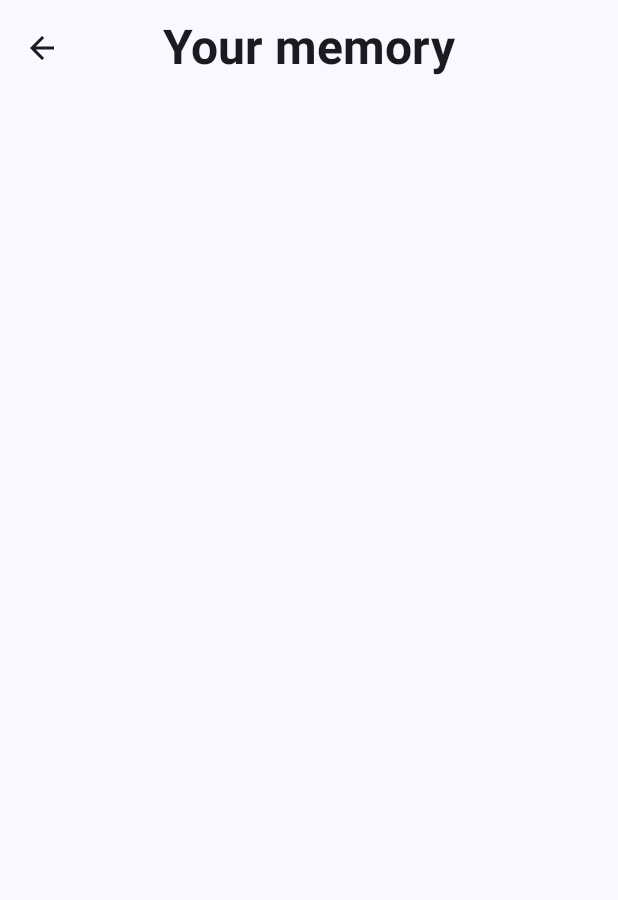
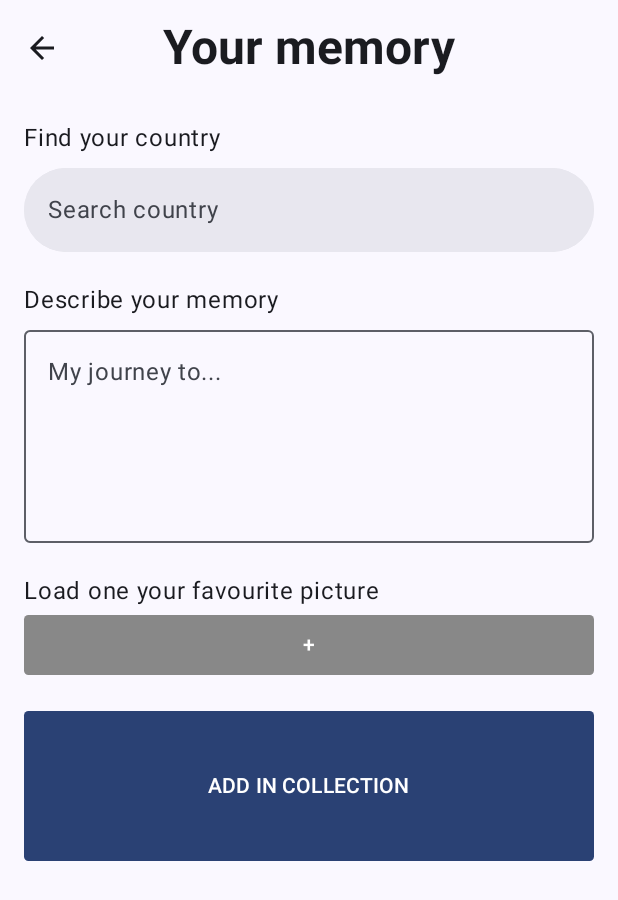
Before and after one commit to McRohy/path_pulse, an Android app built with Jetpack Compose: the AddScreen screen opened through its navigation route, on a phone screen of 412 x 824 dp. Shown: the top 900 px of the screen. Run offline under Robolectric (Android 15) with nearby library versions, the phone set to English and light mode, and no system bars.

Commit message:
add screen celkom ok

```diff
--- a/app/src/main/java/com/example/pathpulse/screens/AddScreen.kt
+++ b/app/src/main/java/com/example/pathpulse/screens/AddScreen.kt
@@ -1,32 +1,122 @@
 package com.example.pathpulse.screens
 
-import androidx.compose.foundation.layout.Row
+import androidx.compose.foundation.layout.Column
+import androidx.compose.foundation.layout.Spacer
+import androidx.compose.foundation.layout.fillMaxWidth
+import androidx.compose.foundation.layout.height
+import androidx.compose.foundation.layout.heightIn
 import androidx.compose.foundation.layout.padding
-import androidx.compose.material.icons.Icons
-import androidx.compose.material.icons.filled.ArrowBack
-import androidx.compose.material3.CenterAlignedTopAppBar
+import androidx.compose.foundation.rememberScrollState
+import androidx.compose.foundation.shape.RoundedCornerShape
+import androidx.compose.foundation.verticalScroll
+import androidx.compose.material3.Button
+import androidx.compose.material3.ButtonDefaults
 import androidx.compose.material3.ExperimentalMaterial3Api
-import androidx.compose.material3.Icon
-import androidx.compose.material3.IconButton
-import androidx.compose.material3.MaterialTheme
-import androidx.compose.material3.Scaffold
+import androidx.compose.material3.OutlinedTextField
+import androidx.compose.material3.SearchBar
 import androidx.compose.material3.Text
 import androidx.compose.runtime.Composable
-import androidx.compose.ui.Alignment
+import androidx.compose.runtime.collectAsState
+import androidx.compose.runtime.getValue
+import androidx.compose.runtime.mutableStateOf
+import androidx.compose.runtime.remember
+import androidx.compose.runtime.setValue
 import androidx.compose.ui.Modifier
-import androidx.compose.ui.text.font.FontWeight
+import androidx.compose.ui.graphics.Color
 import androidx.compose.ui.tooling.preview.Preview
+import androidx.compose.ui.unit.dp
 import androidx.navigation.NavHostController
-
+import androidx.lifecycle.viewmodel.compose.viewModel
 import com.example.pathpulse.ui.theme.PathPulseTheme
 
 
+@OptIn(ExperimentalMaterial3Api::class)
 @Composable
 fun AddScreen(
     navController: NavHostController,
+    viewModel: AddViewModel = viewModel(),
     modifier: Modifier = Modifier
 ) {
+    val uiState by viewModel.uiState.collectAsState()
+    val scrollState = rememberScrollState()
+    val query by viewModel.searchQuery.collectAsState()
+    var searchActive by remember { mutableStateOf(false) }
 
+    Column(
+        modifier = modifier
+            .fillMaxWidth()
+            .verticalScroll(scrollState)
+            .padding(16.dp)
+    ) {
+        Text(text = "Find your country")
+
+        SearchBar(
+            query = query,
+            onQueryChange = { newQuery ->
+                viewModel.onSearchQueryChange(newQuery)
+            },
+            onSearch = {
+                viewModel.onSearchQuerySubmit()
+            },
+            active = searchActive,
+            onActiveChange = { isActive ->
+                searchActive = isActive
+            },
+            placeholder = { Text("Search country") },
+            modifier = Modifier.fillMaxWidth().heightIn(min = 50.dp, max = 200.dp),
+        ) {
+
+        }
+
+        Spacer(Modifier.height(20.dp))
+
+        Text(
+            text = "Describe your memory"
+        )
+        OutlinedTextField(
+            value = uiState.description,
+            onValueChange = viewModel::onDescriptionChange,
+            label = { Text("My journey to...") },
+            modifier = Modifier
+                .fillMaxWidth()
+                .heightIn(min = 150.dp, max = 250.dp),
+            maxLines = 10
+        )
+
+        Spacer(Modifier.height(20.dp))
+
+        Text(
+            text = "Load one your favourite picture"
+        )
+
+        Button(
+            onClick = { },
+            shape = RoundedCornerShape(3.dp),
+            colors = ButtonDefaults.buttonColors(containerColor = Color.Gray),
+            modifier = Modifier.fillMaxWidth(),
+
+
+            ) {
+            Text("+")
+
+        }
+
+        Spacer(Modifier.height(20.dp))
+
+        Button(
+            onClick = {
+                viewModel.save()
+            },
+            shape = RoundedCornerShape(3.dp),
+            modifier = Modifier
+                .fillMaxWidth()
+                .heightIn(min = 100.dp, max = 200.dp),
+
+
+            ) {
+            Text("ADD IN COLLECTION")
+        }
+    }
 }
 
 @Preview(showBackground = true)
--- /dev/null
+++ b/app/src/main/java/com/example/pathpulse/screens/AddViewModel.kt
@@ -0,0 +1,35 @@
+package com.example.pathpulse.screens
+
+
+import androidx.lifecycle.ViewModel
+import kotlinx.coroutines.flow.MutableStateFlow
+import kotlinx.coroutines.flow.StateFlow
+
+
+data class AddUiState(
+    val description: String = "",
+)
+
+class AddViewModel() : ViewModel() {
+
+    val searchQuery = MutableStateFlow("")
+
+    private val _uiState = MutableStateFlow(AddUiState())
+    val uiState: StateFlow<AddUiState> = _uiState
+
+    fun onSearchQueryChange(newQuery: String) {
+        searchQuery.value = newQuery
+    }
+
+    fun onSearchQuerySubmit() {
+
+    }
+
+    fun onDescriptionChange(newDescription: String) {
+        _uiState.value = _uiState.value.copy(description = newDescription)
+    }
+
+    fun save() {
+
+    }
+}
```
